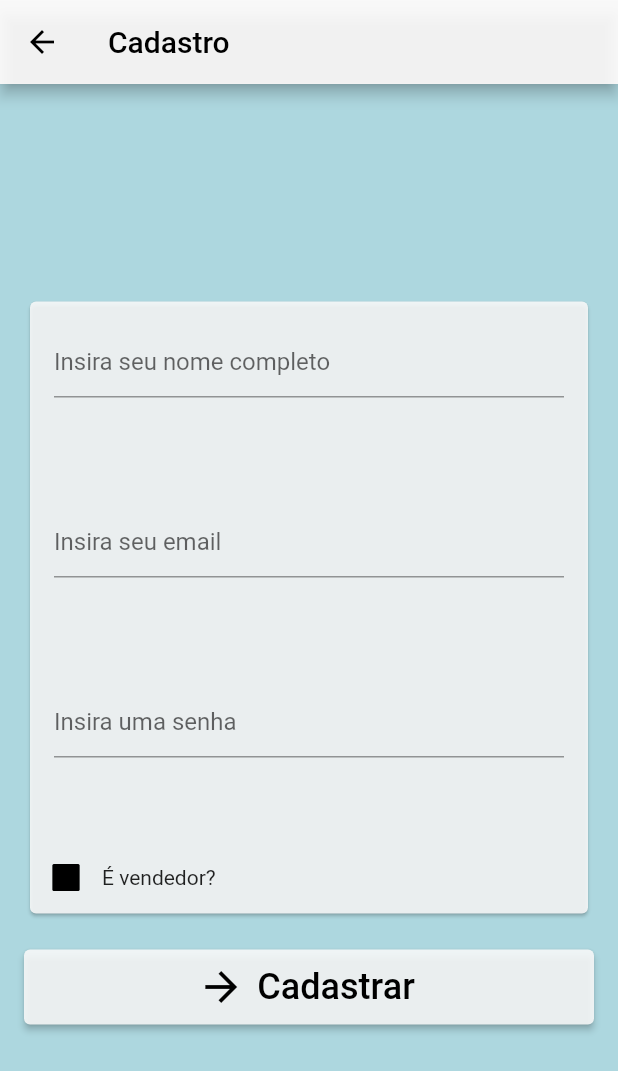
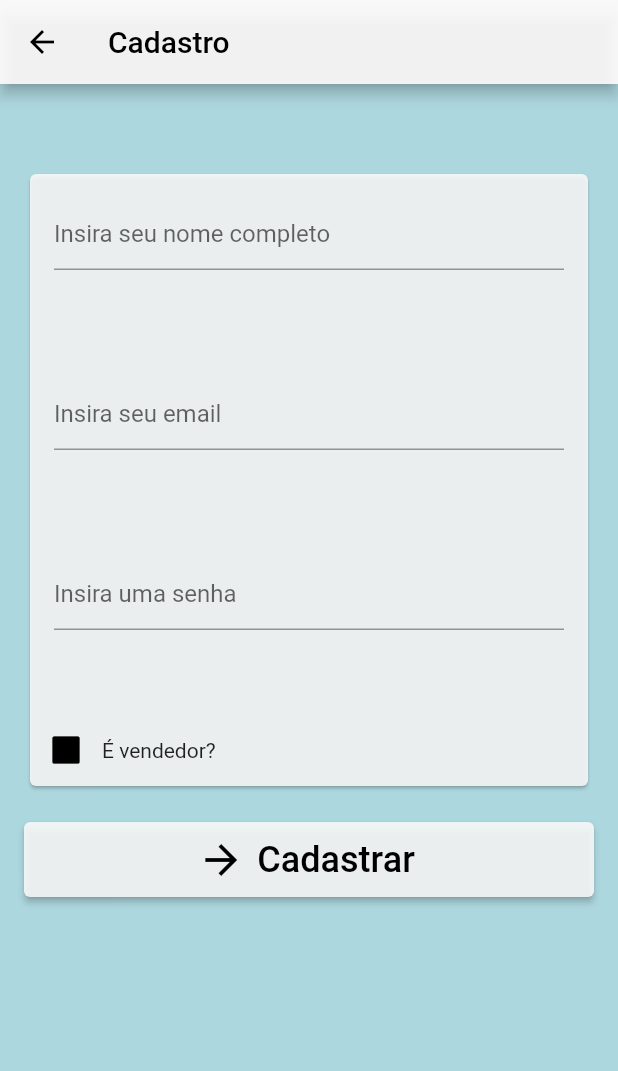
Before and after one commit to lfsca/app-flutter-LuizFellipe-BrunoCoutinho, a Flutter app: the RegisterPage screen opened by its route, on a phone screen of 412 x 824 dp. Shown: the top 1071 px of the screen. Run offline on Flutter 3.47's test engine with Material 2 defaults, Android fonts, the light colour scheme and no system bars; our stand-ins replace cloud_firestore, firebase_auth, firebase_core, flutter_rating_bar, sqflite; missing offline and left inert: cloud_firestore_web, firebase_core_web; accounts and stored records are empty.

Commit message:
bugfix e refatoração cadastro
parando de dar overflow e separando form em métodos menores

```diff
--- a/flutter_project/lib/cadastro.dart
+++ b/flutter_project/lib/cadastro.dart
@@ -38,44 +38,51 @@ class _RegisterPageState extends State<RegisterPage> {
           color: const Color.fromARGB(218, 160, 209, 219),
           child: Container(
             margin: const EdgeInsets.all(16),
-            child:
-                Column(mainAxisAlignment: MainAxisAlignment.center, children: [
-              Card(
+            constraints: const BoxConstraints.expand(),
+            child: SingleChildScrollView(
+                child: Column(
+                    mainAxisAlignment: MainAxisAlignment.center,
+                    children: [
+                  const SizedBox(height: 40),
+                  form(),
+                  const SizedBox(height: 20),
+                  submitButton(),
+                ])),
+          ),
+        ));
+  }
+
+  Card form() {
+    return Card(
         color: const Color.fromARGB(222, 250, 250, 250),
         child: Column(children: [
-                    Container(
-                      margin: const EdgeInsets.all(16),
-                      child: TextFormField(
-                        controller: registernomeController,
-                        decoration: const InputDecoration(
-                          hintText: 'Insira seu nome completo',
-                        ),
-                        validator: (String? value) {
-                          if (value == null || value.isEmpty) {
-                            return 'Por favor insira seu nome';
+          nomeField(),
+          const SizedBox(height: 40),
+          emailField(),
+          const SizedBox(height: 40),
+          passwordField(),
+          const SizedBox(height: 40),
+          vendedorField(),
+        ]));
   }
-                          return null;
-                        },
-                      ),
-                    ),
-                    const SizedBox(height: 40),
-                    Container(
-                      margin: const EdgeInsets.all(16),
-                      child: TextFormField(
-                        controller: registeremailController,
-                        decoration: const InputDecoration(
-                          hintText: 'Insira seu email',
-                        ),
-                        validator: (String? value) {
-                          if (value == null || value.isEmpty) {
-                            return 'Por favor insira seu email';
+
+  Row vendedorField() {
+    return Row(children: [
+      Checkbox(
+          checkColor: Colors.white,
+          fillColor: MaterialStateProperty.resolveWith(getColor),
+          value: isChecked,
+          onChanged: (bool? value) {
+            setState(() {
+              isChecked = value!;
+            });
+          }),
+      const Text("É vendedor?"),
+    ]);
   }
-                          return null;
-                        },
-                      ),
-                    ),
-                    const SizedBox(height: 40),
-                    Container(
+
+  Container passwordField() {
+    return Container(
       margin: const EdgeInsets.all(16),
       child: TextFormField(
         controller: registersenhaController,
@@ -90,24 +97,47 @@ class _RegisterPageState extends State<RegisterPage> {
           return null;
         },
       ),
+    );
+  }
+
+  Container emailField() {
+    return Container(
+      margin: const EdgeInsets.all(16),
+      child: TextFormField(
+        controller: registeremailController,
+        decoration: const InputDecoration(
+          hintText: 'Insira seu email',
         ),
-                    const SizedBox(height: 40),
-                    Row(children: [
-                      Checkbox(
-                          checkColor: Colors.white,
-                          fillColor:
-                              MaterialStateProperty.resolveWith(getColor),
-                          value: isChecked,
-                          onChanged: (bool? value) {
-                            setState(() {
-                              isChecked = value!;
-                            });
-                          }),
-                      const Text("É vendedor?"),
-                    ]),
-                  ])),
-              const SizedBox(height: 20),
-              ElevatedButton.icon(
+        validator: (String? value) {
+          if (value == null || value.isEmpty) {
+            return 'Por favor insira seu email';
+          }
+          return null;
+        },
+      ),
+    );
+  }
+
+  Container nomeField() {
+    return Container(
+      margin: const EdgeInsets.all(16),
+      child: TextFormField(
+        controller: registernomeController,
+        decoration: const InputDecoration(
+          hintText: 'Insira seu nome completo',
+        ),
+        validator: (String? value) {
+          if (value == null || value.isEmpty) {
+            return 'Por favor insira seu nome';
+          }
+          return null;
+        },
+      ),
+    );
+  }
+
+  ElevatedButton submitButton() {
+    return ElevatedButton.icon(
       style: ElevatedButton.styleFrom(
         minimumSize: const Size.fromHeight(50),
       ),
@@ -127,10 +157,7 @@ class _RegisterPageState extends State<RegisterPage> {
           print(e);
         }
       },
-              ),
-            ]),
-          ),
-        ));
+    );
   }
 
   Future cadastro(
```
Lines whose indentation alone changed are shown as unchanged.
